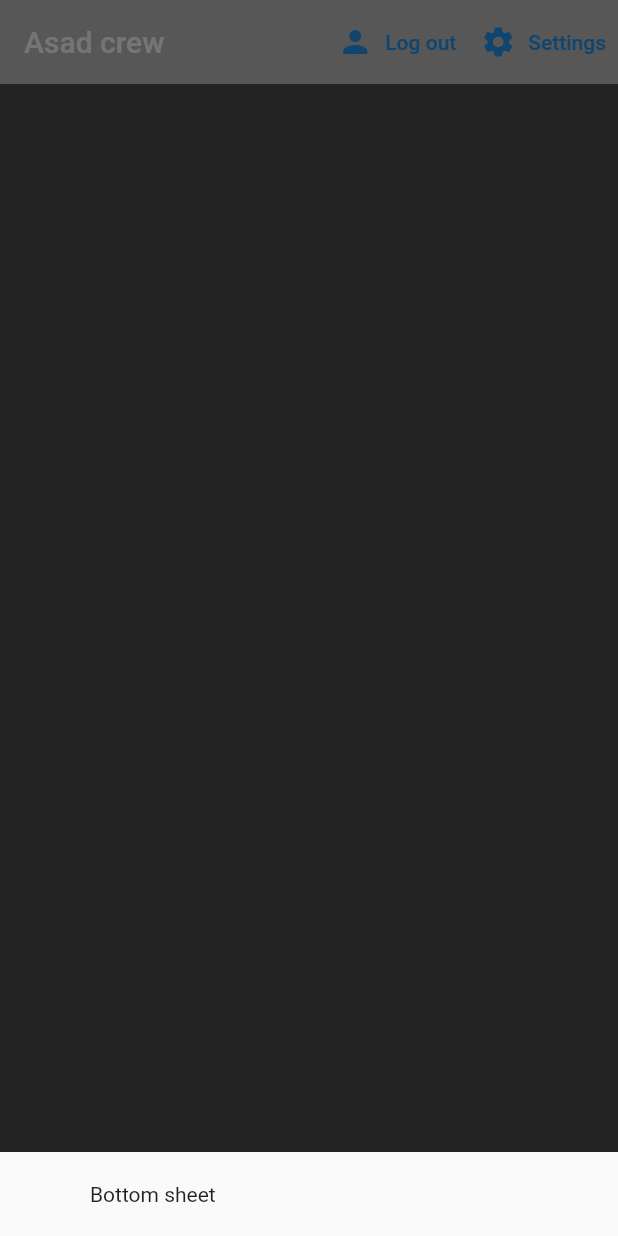
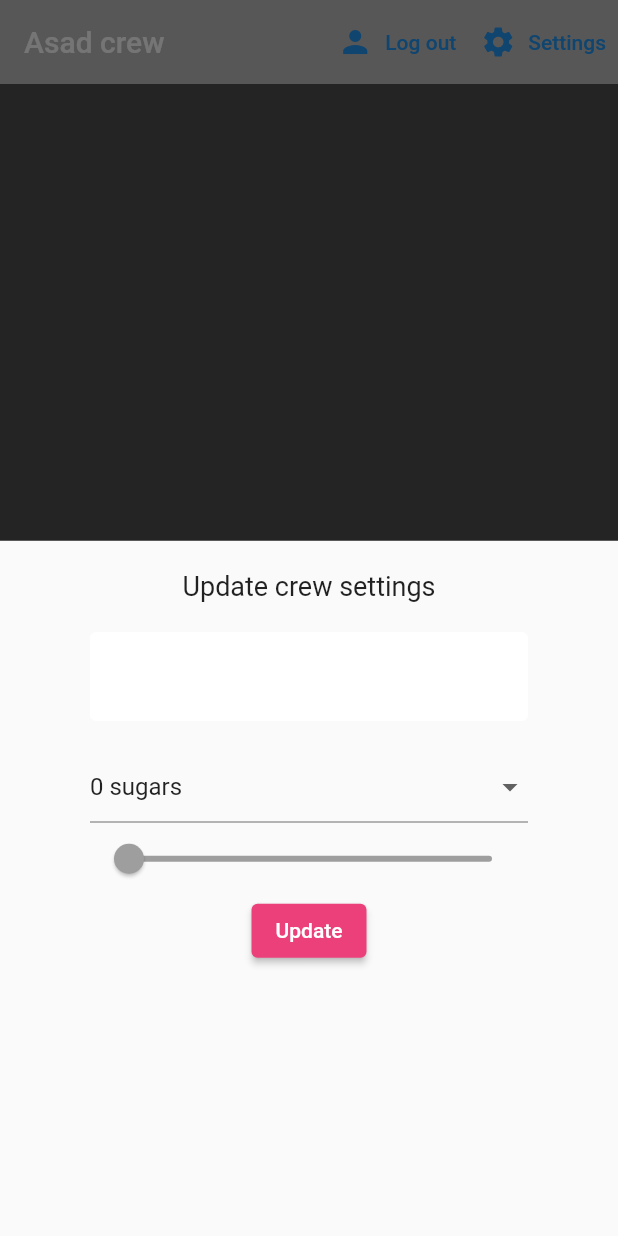
Before and after one commit to asad3455/fork_project, a Flutter app: the screen it shows once a user with an empty profile is signed in, after a tap on "Settings", on a phone screen of 412 x 824 dp. Run offline on Flutter 3.47's test engine with Material 2 defaults, Android fonts, the phone set to English and light mode, and no system bars; our stand-ins replace cloud_firestore, firebase_auth, firebase_core, flutter_spinkit; accounts and stored records are empty.

Commit message:
feat: setup setting for application

```diff
--- a/lib/screens/home/home.dart
+++ b/lib/screens/home/home.dart
@@ -1,5 +1,6 @@
 import 'package:asad_crew/models/crew.dart';
 import 'package:asad_crew/screens/home/crew_list.dart';
+import 'package:asad_crew/screens/home/settings_form.dart';
 import 'package:asad_crew/services/auth.dart';
 import 'package:cloud_firestore/cloud_firestore.dart';
 import 'package:flutter/material.dart';
@@ -19,7 +20,7 @@
           builder: (context) {
             return Container(
               padding: EdgeInsets.symmetric(vertical: 20.0, horizontal: 60.0),
-              child: Text("Bottom sheet"),
+              child: SettingsForm(),
             );
           });
     }
--- /dev/null
+++ b/lib/screens/home/settings_form.dart
@@ -0,0 +1,83 @@
+import 'package:flutter/material.dart';
+import 'package:asad_crew/util/constants.dart';
+
+class SettingsForm extends StatefulWidget {
+  const SettingsForm({Key? key}) : super(key: key);
+
+  @override
+  State<SettingsForm> createState() => _SettingsFormState();
+}
+
+class _SettingsFormState extends State<SettingsForm> {
+  //Key associated to this form instance
+  final _formKey = GlobalKey<FormState>();
+  //Amount of sugars the person wants in their tea/coffee
+  final List<String> sugars = ['0', '1', '2', '3', '4'];
+
+  //Form value
+  String? _currentName = null;
+  String? _currentSugars = null;
+  int? _currentStrength = null;
+
+  @override
+  Widget build(BuildContext context) {
+    return Form(
+      key: _formKey,
+      child: Column(
+        children: <Widget>[
+          Text(
+            'Update crew settings',
+            style: TextStyle(fontSize: 18.0),
+          ),
+          SizedBox(height: 20.0),
+          TextFormField(
+            decoration: textInputDecoration,
+            validator: (val) => val!.isEmpty ? 'Please enter a name' : null,
+            onChanged: (val) => setState(() {
+              _currentName = val;
+            }),
+          ),
+          SizedBox(height: 20.0),
+          //dropdown menu
+          DropdownButtonFormField<String>(
+            value: _currentSugars ?? '0',
+            //List of drop down menu item widgets - map through sugars
+            items: sugars.map((sugar) {
+              return DropdownMenuItem(
+                value: sugar,
+                child: Text("$sugar sugars"),
+              );
+            }).toList(),
+            onChanged: (value) {
+              setState(() {
+                _currentSugars = value!;
+              });
+            },
+          ),
+          //slider here
+          Slider(
+            value: (_currentStrength ?? 100).toDouble(),
+            activeColor: Colors.grey[_currentStrength ?? 500],
+            inactiveColor: Colors.grey[_currentStrength ?? 500],
+            min: 100,
+            max: 900,
+            divisions: 8,
+            onChanged: (val) => setState(() => _currentStrength = val.round()),
+          ),
+          //button to submit
+          ElevatedButton(
+              onPressed: () async {
+                print(_currentName);
+                print(_currentStrength);
+                print(_currentSugars);
+              },
+              style: ElevatedButton.styleFrom(primary: Colors.pink[400]),
+              child: Text(
+                'Update',
+                style: TextStyle(color: Colors.white),
+              )),
+        ],
+      ),
+    );
+  }
+}
```
